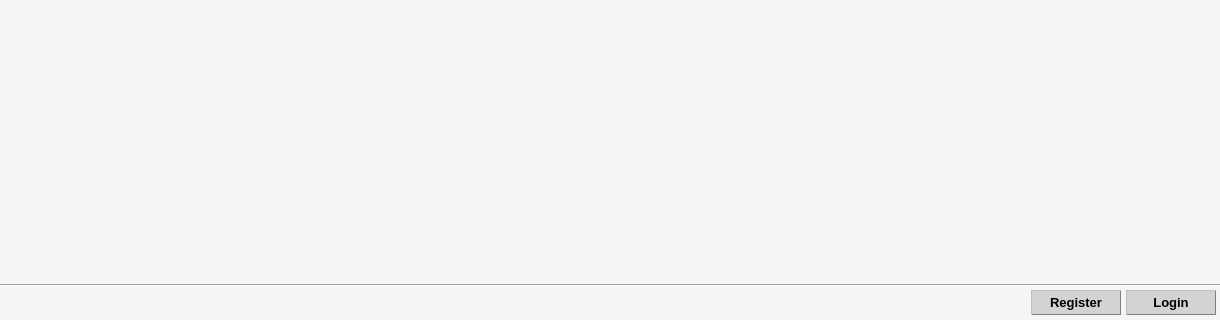
qvinn/RHE, file CLIENT/RHE_Client/mainwindow.ui: the form before one commit; both pictures show x 0 to 1220 and y 425 to 745 of the 1220 by 745 pixel window.
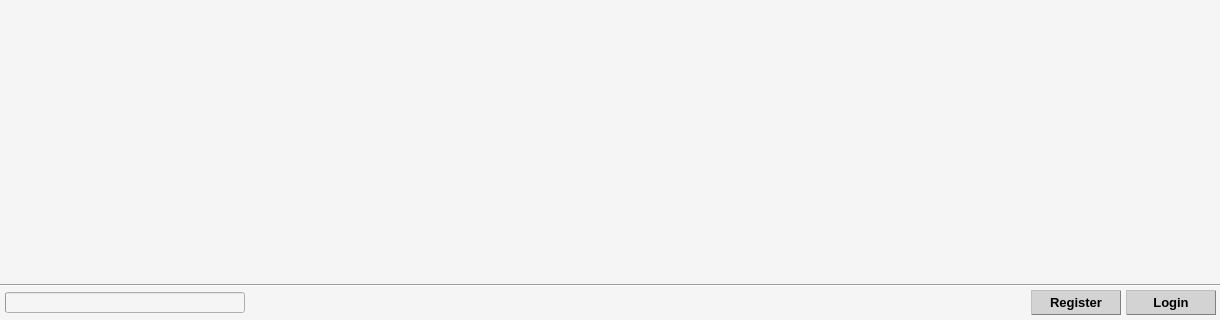
The form after the commit.

```diff
--- a/CLIENT/RHE_Client/mainwindow.ui
+++ b/CLIENT/RHE_Client/mainwindow.ui
@@ -124,6 +124,9 @@
      <property name="spacing">
       <number>5</number>
      </property>
+     <property name="leftMargin">
+      <number>5</number>
+     </property>
      <property name="topMargin">
       <number>5</number>
      </property>
@@ -133,6 +136,88 @@
      <property name="bottomMargin">
       <number>5</number>
      </property>
+     <item>
+      <widget class="QProgressBar" name="prgrssBr_cnnctn_stat">
+       <property name="sizePolicy">
+        <sizepolicy hsizetype="Fixed" vsizetype="Fixed">
+         <horstretch>0</horstretch>
+         <verstretch>0</verstretch>
+        </sizepolicy>
+       </property>
+       <property name="minimumSize">
+        <size>
+         <width>240</width>
+         <height>21</height>
+        </size>
+       </property>
+       <property name="maximumSize">
+        <size>
+         <width>240</width>
+         <height>21</height>
+        </size>
+       </property>
+       <property name="palette">
+        <palette>
+         <active>
+          <colorrole role="WindowText">
+           <brush brushstyle="SolidPattern">
+            <color alpha="255">
+             <red>255</red>
+             <green>255</green>
+             <blue>255</blue>
+            </color>
+           </brush>
+          </colorrole>
+         </active>
+         <inactive>
+          <colorrole role="WindowText">
+           <brush brushstyle="SolidPattern">
+            <color alpha="255">
+             <red>255</red>
+             <green>255</green>
+             <blue>255</blue>
+            </color>
+           </brush>
+          </colorrole>
+         </inactive>
+         <disabled>
+          <colorrole role="WindowText">
+           <brush brushstyle="SolidPattern">
+            <color alpha="127">
+             <red>255</red>
+             <green>255</green>
+             <blue>255</blue>
+            </color>
+           </brush>
+          </colorrole>
+         </disabled>
+        </palette>
+       </property>
+       <property name="font">
+        <font>
+         <family>Tahoma</family>
+         <pointsize>10</pointsize>
+         <weight>75</weight>
+         <bold>true</bold>
+        </font>
+       </property>
+       <property name="value">
+        <number>0</number>
+       </property>
+       <property name="alignment">
+        <set>Qt::AlignCenter</set>
+       </property>
+       <property name="textVisible">
+        <bool>true</bool>
+       </property>
+       <property name="invertedAppearance">
+        <bool>false</bool>
+       </property>
+       <property name="format">
+        <string/>
+       </property>
+      </widget>
+     </item>
      <item>
       <spacer name="horizontalSpacer">
        <property name="orientation">
```
